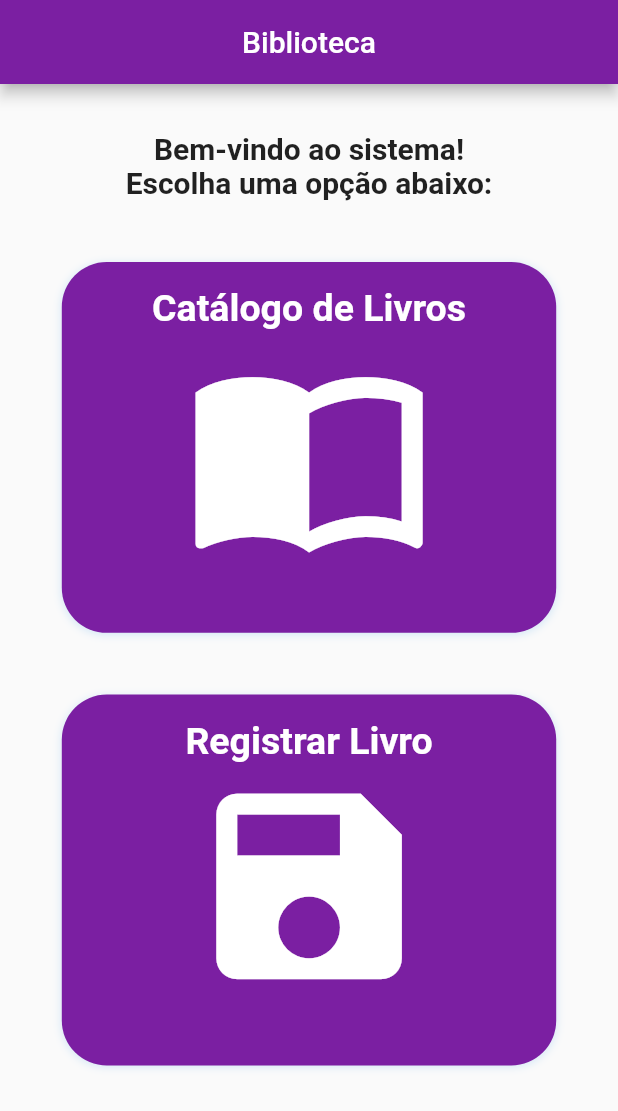
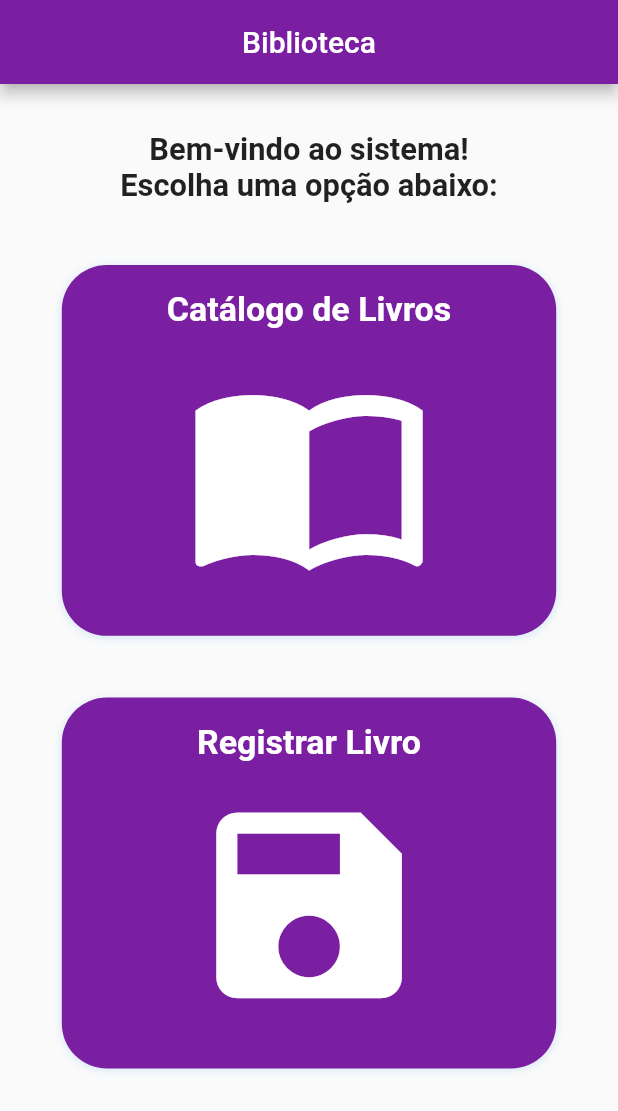
Before and after one commit to isacmaximo/app_bd, a Flutter app: the screen it shows after launch, on a phone screen of 412 x 824 dp. Shown: the top 1111 px of the screen. Run offline on Flutter 3.47's test engine with Material 2 defaults, Android fonts, the light colour scheme and no system bars; our stand-ins replace sqflite, text_scroll; accounts and stored records are empty.

```diff
--- a/lib/components/custom_button.dart
+++ b/lib/components/custom_button.dart
@@ -19,7 +19,7 @@ class CustomButton extends StatelessWidget {
                 otherSize ?? Size(size.width * 0.5, size.height * 0.06)),
         child: Text(
           title,
-          style: const TextStyle(fontSize: 18),
+          style: TextStyle(fontSize: size.width * 0.04),
         ));
   }
 }
--- a/lib/components/custom_card_initial.dart
+++ b/lib/components/custom_card_initial.dart
@@ -42,10 +42,13 @@ class CustomCardInitial extends StatelessWidget {
             children: [
               Text(
                 title,
-                style: const TextStyle(
-                    fontSize: 25,
+                style: TextStyle(
+                    fontSize: size.width * 0.055,
                     color: Colors.white,
                     fontWeight: FontWeight.bold),
+              ),
+              SizedBox(
+                height: size.height * 0.015,
               ),
               Icon(
                 icon,
--- a/lib/home/home_screen.dart
+++ b/lib/home/home_screen.dart
@@ -35,10 +35,11 @@ class _HomeScreenState extends State<HomeScreen> {
                 SizedBox(
                   height: size.height * 0.02,
                 ),
-                const Text(
+                Text(
                   'Bem-vindo ao sistema!\nEscolha uma opção abaixo:',
                   textAlign: TextAlign.center,
-                  style: TextStyle(fontSize: 20, fontWeight: FontWeight.bold),
+                  style: TextStyle(
+                      fontSize: size.width * 0.05, fontWeight: FontWeight.bold),
                 ),
                 SizedBox(
                   height: size.height * 0.05,
```
Also changed, not shown: lib/components/custom_card_book.dart (+15 -4 lines), lib/components/custom_dialog.dart (+20 -16 lines), 2 other files.
